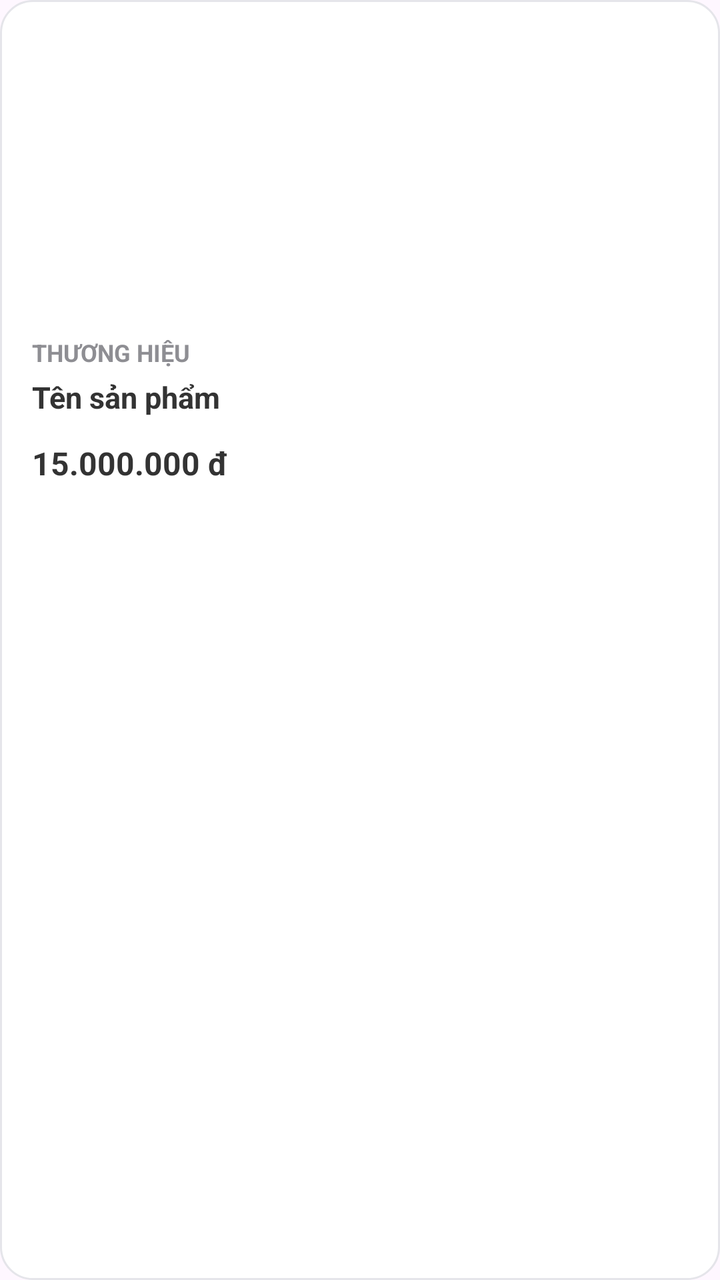
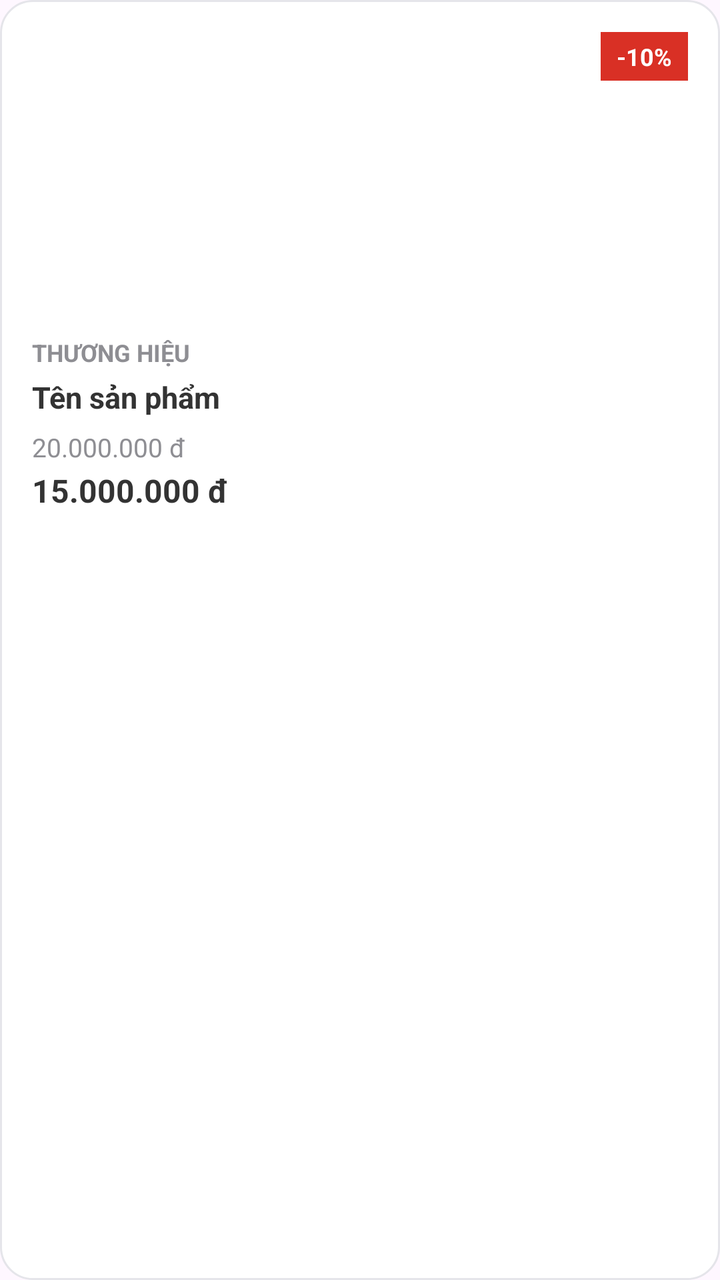

Compare the two renders of this Android layout. The source of the first and the diff that turns it into the second are given below.
<!-- AndroidManifest.xml: application theme Theme.MobileDeviceStoreTDMU -->
<!-- res/layout/item_san_pham.xml -->
<?xml version="1.0" encoding="utf-8"?>
<LinearLayout xmlns:android="http://schemas.android.com/apk/res/android"
    android:layout_width="match_parent"
    android:layout_height="wrap_content"
    android:orientation="vertical"
    android:padding="16dp"
    android:layout_margin="8dp"
    android:background="@drawable/bg_card_modern"
    android:elevation="0dp">

    <ImageView
        android:id="@+id/imgSanPham"
        android:layout_width="match_parent"
        android:layout_height="140dp"
        android:scaleType="fitCenter"
        android:adjustViewBounds="true"
        android:transitionName="product_img_trans"
        android:contentDescription="Hình sản phẩm"
        android:layout_marginBottom="12dp" />

    <TextView
        android:id="@+id/tvThuongHieuSanPham"
        android:layout_width="match_parent"
        android:layout_height="wrap_content"
        android:text="THƯƠNG HIỆU"
        android:textColor="@color/text_secondary"
        android:textSize="12sp"
        android:textStyle="bold"
        android:textAllCaps="true"
        android:layout_marginBottom="4dp" />

    <TextView
        android:id="@+id/tvTenSanPham"
        android:layout_width="match_parent"
        android:layout_height="wrap_content"
        android:text="Tên sản phẩm"
        android:textColor="@color/text_primary"
        android:textSize="15sp"
        android:textStyle="bold"
        android:maxLines="2"
        android:ellipsize="end"
        android:layout_marginBottom="12dp" />

    <TextView
        android:id="@+id/tvGiaSanPham"
        android:layout_width="match_parent"
        android:layout_height="wrap_content"
        android:text="15.000.000 đ"
        android:textColor="@color/primary_black"
        android:textSize="16sp"
        android:textStyle="bold" />

</LinearLayout>
<!-- resources referenced by this layout -->
<resources>
  <color name="primary_black">#333333</color>
  <color name="text_primary">#333333</color>
  <color name="text_secondary">#8E8E93</color>
  <!-- drawable bg_card_modern (drawable) -->
  <?xml version="1.0" encoding="utf-8"?>
  <shape xmlns:android="http://schemas.android.com/apk/res/android"
      android:shape="rectangle">
      <solid android:color="@color/bg_white" />
      <corners android:radius="16dp" />
      <stroke android:width="1dp" android:color="@color/stroke_light" />
  </shape>
  <style name="Theme.MobileDeviceStoreTDMU" parent="Base.Theme.MobileDeviceStoreTDMU" />
  <color name="bg_white">#FFFFFF</color>
  <color name="stroke_light">#E5E5EA</color>
  <style name="Base.Theme.MobileDeviceStoreTDMU" parent="Theme.Material3.DayNight.NoActionBar">
          
          
      </style>
</resources>

<!-- the commit's change to res/layout/item_san_pham.xml (unified diff, before → after) -->
@@ -8,15 +8,35 @@
     android:background="@drawable/bg_card_modern"
     android:elevation="0dp">
 
-    <ImageView
-        android:id="@+id/imgSanPham"
+    <RelativeLayout
         android:layout_width="match_parent"
-        android:layout_height="140dp"
-        android:scaleType="fitCenter"
-        android:adjustViewBounds="true"
-        android:transitionName="product_img_trans"
-        android:contentDescription="Hình sản phẩm"
-        android:layout_marginBottom="12dp" />
+        android:layout_height="wrap_content"
+        android:layout_marginBottom="12dp">
+
+        <ImageView
+            android:id="@+id/imgSanPham"
+            android:layout_width="match_parent"
+            android:layout_height="140dp"
+            android:scaleType="fitCenter"
+            android:adjustViewBounds="true"
+            android:transitionName="product_img_trans"
+            android:contentDescription="Hình sản phẩm" />
+
+        <TextView
+            android:id="@+id/tvBadgeGiamGia"
+            android:layout_width="wrap_content"
+            android:layout_height="wrap_content"
+            android:background="#D93025"
+            android:textColor="#FFFFFF"
+            android:textStyle="bold"
+            android:textSize="12sp"
+            android:paddingHorizontal="8dp"
+            android:paddingVertical="4dp"
+            android:text="-10%"
+            android:layout_alignParentEnd="true"
+            android:layout_alignParentTop="true" />
+
+    </RelativeLayout>
 
     <TextView
         android:id="@+id/tvThuongHieuSanPham"
@@ -39,7 +59,16 @@
         android:textStyle="bold"
         android:maxLines="2"
         android:ellipsize="end"
-        android:layout_marginBottom="12dp" />
+        android:layout_marginBottom="6dp" />
+
+    <TextView
+        android:id="@+id/tvGiaGocSanPham"
+        android:layout_width="match_parent"
+        android:layout_height="wrap_content"
+        android:text="20.000.000 đ"
+        android:textColor="@color/text_secondary"
+        android:textSize="13sp"
+        android:layout_marginBottom="2dp" />
 
     <TextView
         android:id="@+id/tvGiaSanPham"
<!-- resource entries referenced after the edit -->
@@ -14,9 +14,12 @@
   <style name="Theme.MobileDeviceStoreTDMU" parent="Base.Theme.MobileDeviceStoreTDMU" />
   <color name="bg_white">#FFFFFF</color>
   <color name="stroke_light">#E5E5EA</color>
-  <style name="Base.Theme.MobileDeviceStoreTDMU" parent="Theme.Material3.DayNight.NoActionBar">
+  <style name="Base.Theme.MobileDeviceStoreTDMU" parent="Theme.Material3.Light.NoActionBar">
           
-          
+          <item name="android:statusBarColor">@color/bg_white</item>
+          <item name="android:windowLightStatusBar">true</item>
+          <item name="android:navigationBarColor">@color/bg_white</item>
+          <item name="android:windowLightNavigationBar" tools:targetApi="O_MR1">true</item>
       </style>
 </resources>
 
